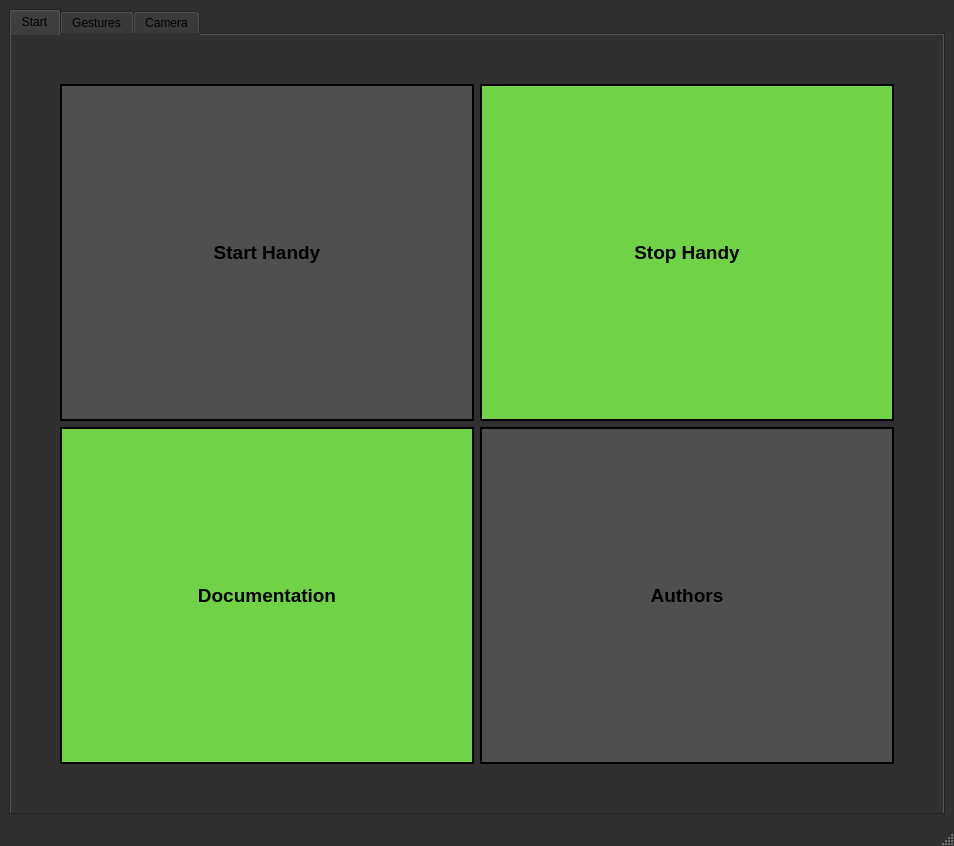
Above: window_app/test_window.ui from Maurycjo/Handy-sterowanie-systemem-przy-pomocy-gestow before the change. Below: the same form after it.
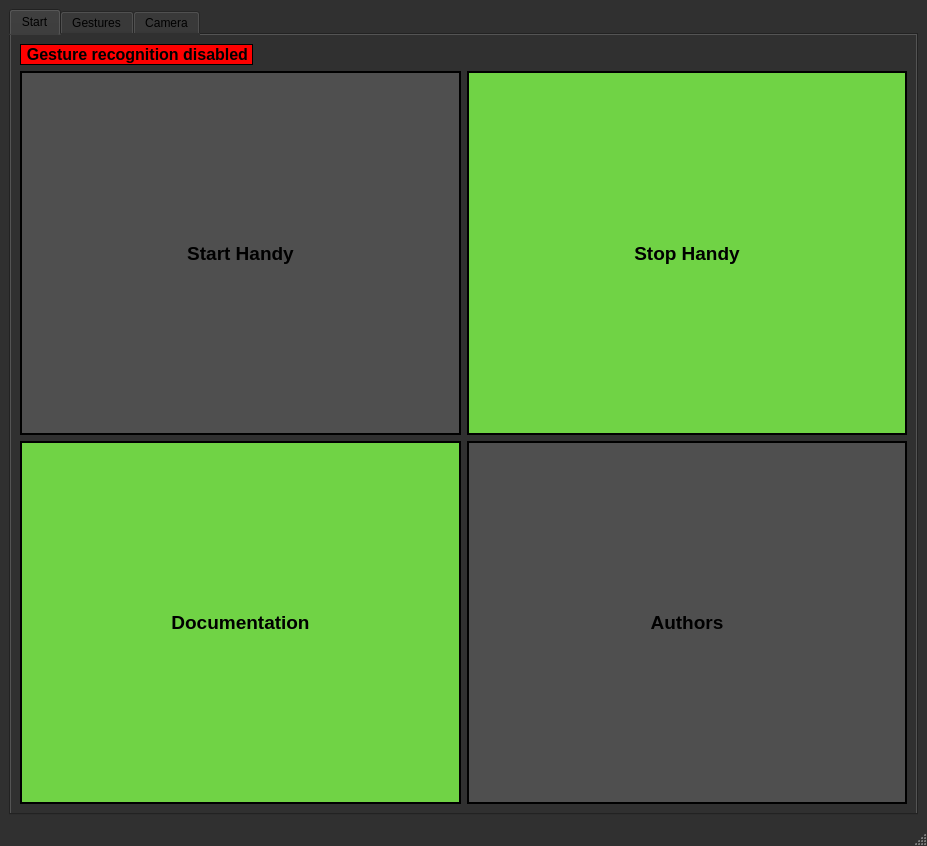
That is the form after the change. The open tabs and pages were chosen to show the change.

Commit message: dodanie designerem nowych funkcjonalnosci

What changed in the file:
```diff
--- a/window_app/test_window.ui
+++ b/window_app/test_window.ui
@@ -6,7 +6,7 @@
    <rect>
     <x>0</x>
     <y>0</y>
-    <width>954</width>
+    <width>927</width>
     <height>846</height>
    </rect>
   </property>
@@ -702,35 +702,7 @@
         <string>Start</string>
        </attribute>
        <layout class="QGridLayout" name="gridLayout_2">
-        <item row="3" column="2">
-         <widget class="QPushButton" name="stopHandyButton">
-          <property name="sizePolicy">
-           <sizepolicy hsizetype="Minimum" vsizetype="Minimum">
-            <horstretch>0</horstretch>
-            <verstretch>0</verstretch>
-           </sizepolicy>
-          </property>
-          <property name="font">
-           <font>
-            <pointsize>14</pointsize>
-            <weight>75</weight>
-            <italic>false</italic>
-            <bold>true</bold>
-            <underline>false</underline>
-            <strikeout>false</strikeout>
-            <kerning>true</kerning>
-           </font>
-          </property>
-          <property name="styleSheet">
-           <string notr="true">background-color: rgb(36, 34, 70);border: 2px solid black;
-background-color: rgb(112, 211, 69);</string>
-          </property>
-          <property name="text">
-           <string>Stop Handy</string>
-          </property>
-         </widget>
-        </item>
-        <item row="4" column="1">
+        <item row="4" column="0">
          <widget class="QPushButton" name="documentationButton">
           <property name="sizePolicy">
            <sizepolicy hsizetype="Minimum" vsizetype="Minimum">
@@ -754,42 +726,10 @@
           </property>
          </widget>
         </item>
-        <item row="5" column="1">
-         <spacer name="verticalSpacer_2">
-          <property name="orientation">
-           <enum>Qt::Vertical</enum>
-          </property>
-          <property name="sizeType">
-           <enum>QSizePolicy::Preferred</enum>
-          </property>
-          <property name="sizeHint" stdset="0">
-           <size>
-            <width>20</width>
-            <height>40</height>
-           </size>
-          </property>
-         </spacer>
-        </item>
         <item row="3" column="0">
-         <spacer name="horizontalSpacer_6">
-          <property name="orientation">
-           <enum>Qt::Horizontal</enum>
-          </property>
-          <property name="sizeType">
-           <enum>QSizePolicy::Preferred</enum>
-          </property>
-          <property name="sizeHint" stdset="0">
-           <size>
-            <width>40</width>
-            <height>20</height>
-           </size>
-          </property>
-         </spacer>
-        </item>
-        <item row="3" column="1">
          <widget class="QPushButton" name="startHandyButton">
           <property name="sizePolicy">
-           <sizepolicy hsizetype="Minimum" vsizetype="Minimum">
+           <sizepolicy hsizetype="MinimumExpanding" vsizetype="Minimum">
             <horstretch>0</horstretch>
             <verstretch>0</verstretch>
            </sizepolicy>
@@ -908,7 +848,7 @@
           </property>
          </widget>
         </item>
-        <item row="4" column="2">
+        <item row="4" column="1">
          <widget class="QPushButton" name="authorButton">
           <property name="sizePolicy">
            <sizepolicy hsizetype="Minimum" vsizetype="Minimum">
@@ -931,37 +871,63 @@
           </property>
          </widget>
         </item>
-        <item row="0" column="2">
-         <spacer name="verticalSpacer_4">
-          <property name="orientation">
-           <enum>Qt::Vertical</enum>
+        <item row="0" column="0">
+         <widget class="QLabel" name="recognition_in_starttab_label">
+          <property name="enabled">
+           <bool>true</bool>
           </property>
-          <property name="sizeType">
-           <enum>QSizePolicy::Preferred</enum>
+          <property name="sizePolicy">
+           <sizepolicy hsizetype="Fixed" vsizetype="Fixed">
+            <horstretch>0</horstretch>
+            <verstretch>0</verstretch>
+           </sizepolicy>
           </property>
-          <property name="sizeHint" stdset="0">
-           <size>
-            <width>20</width>
-            <height>40</height>
-           </size>
+          <property name="font">
+           <font>
+            <pointsize>12</pointsize>
+            <weight>75</weight>
+            <bold>true</bold>
+           </font>
           </property>
-         </spacer>
+          <property name="styleSheet">
+           <string notr="true">background-color: rgb(255, 0, 0);
+border: 1px solid black;</string>
+          </property>
+          <property name="text">
+           <string>Gesture recognition disabled</string>
+          </property>
+          <property name="alignment">
+           <set>Qt::AlignRight|Qt::AlignTrailing|Qt::AlignVCenter</set>
+          </property>
+         </widget>
         </item>
-        <item row="4" column="3">
-         <spacer name="horizontalSpacer_7">
-          <property name="orientation">
-           <enum>Qt::Horizontal</enum>
+        <item row="3" column="1">
+         <widget class="QPushButton" name="stopHandyButton">
+          <property name="sizePolicy">
+           <sizepolicy hsizetype="MinimumExpanding" vsizetype="Minimum">
+            <horstretch>0</horstretch>
+            <verstretch>0</verstretch>
+           </sizepolicy>
           </property>
-          <property name="sizeType">
-           <enum>QSizePolicy::Preferred</enum>
+          <property name="font">
+           <font>
+            <pointsize>14</pointsize>
+            <weight>75</weight>
+            <italic>false</italic>
+            <bold>true</bold>
+            <underline>false</underline>
+            <strikeout>false</strikeout>
+            <kerning>true</kerning>
+           </font>
           </property>
-          <property name="sizeHint" stdset="0">
-           <size>
-            <width>40</width>
-            <height>20</height>
-           </size>
+          <property name="styleSheet">
+           <string notr="true">background-color: rgb(36, 34, 70);border: 2px solid black;
+background-color: rgb(112, 211, 69);</string>
           </property>
-         </spacer>
+          <property name="text">
+           <string>Stop Handy</string>
+          </property>
+         </widget>
         </item>
        </layout>
       </widget>
```
Left out of the diff: 172 changed lines with no effect on the pictures. The commit also changes 2 other files.
